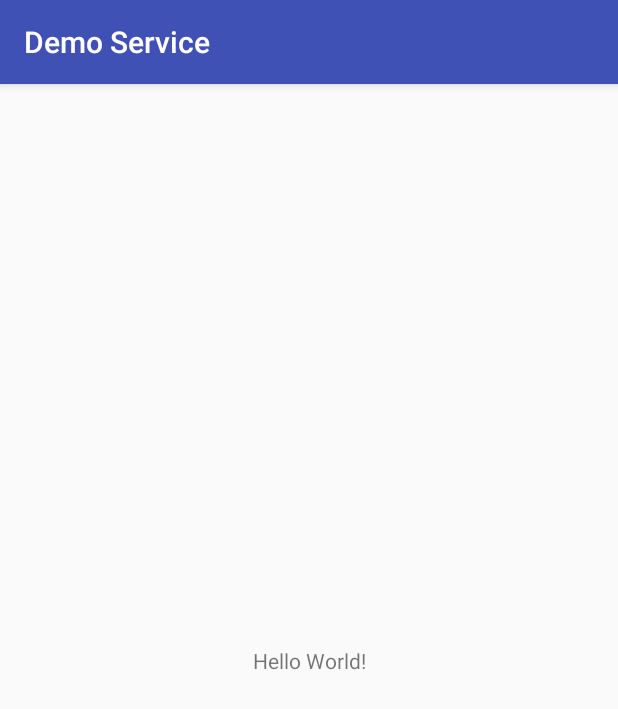
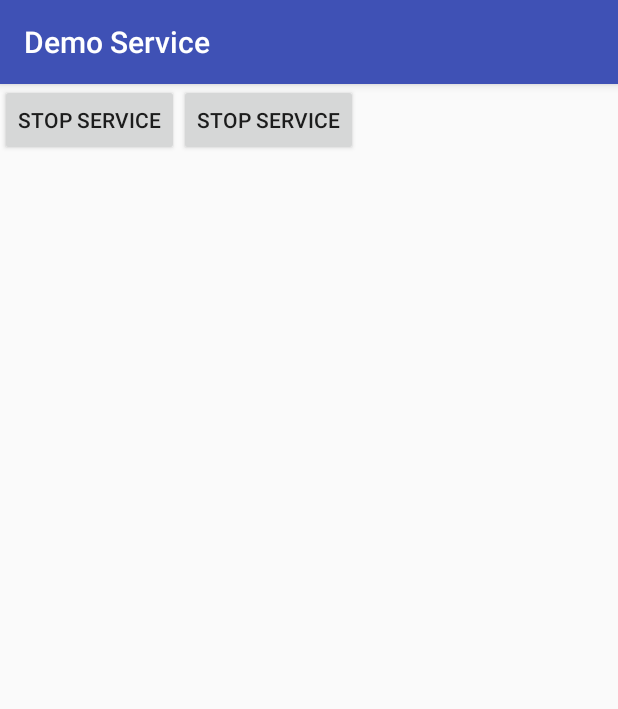
Before and after one commit to AnjanaGeorgeRP/DemoService, an Android app: the screen it shows after launch (MainActivity), on a phone screen of 412 x 824 dp. Shown: the top 709 px of the screen. Run offline under Robolectric (Android 15) with nearby library versions, the phone set to English and light mode, and no system bars.

Commit message:
Changed service to access location services

```diff
--- a/app/build.gradle
+++ b/app/build.gradle
@@ -25,4 +25,6 @@ dependencies {
     testImplementation 'junit:junit:4.12'
     androidTestImplementation 'com.android.support.test:runner:1.0.2'
     androidTestImplementation 'com.android.support.test.espresso:espresso-core:3.0.2'
+    implementation 'com.google.android.gms:play-services-location:15.0.1'
+
 }
--- a/app/src/main/res/layout/activity_main.xml
+++ b/app/src/main/res/layout/activity_main.xml
@@ -1,18 +1,27 @@
 <?xml version="1.0" encoding="utf-8"?>
-<android.support.constraint.ConstraintLayout xmlns:android="http://schemas.android.com/apk/res/android"
+<LinearLayout xmlns:android="http://schemas.android.com/apk/res/android"
     xmlns:app="http://schemas.android.com/apk/res-auto"
     xmlns:tools="http://schemas.android.com/tools"
     android:layout_width="match_parent"
     android:layout_height="match_parent"
+    android:orientation="vertical"
     tools:context=".MainActivity">
 
-    <TextView
-        android:layout_width="wrap_content"
+    <LinearLayout
+        android:layout_width="match_parent"
         android:layout_height="wrap_content"
-        android:text="Hello World!"
-        app:layout_constraintBottom_toBottomOf="parent"
-        app:layout_constraintLeft_toLeftOf="parent"
-        app:layout_constraintRight_toRightOf="parent"
-        app:layout_constraintTop_toTopOf="parent" />
+        android:orientation="horizontal">
 
-</android.support.constraint.ConstraintLayout>
+        <Button
+            android:id="@+id/btnStart"
+            android:layout_width="wrap_content"
+            android:layout_height="wrap_content"
+            android:text="Stop service"/>
+        <Button
+            android:id="@+id/btnStop"
+            android:layout_width="wrap_content"
+            android:layout_height="wrap_content"
+            android:text="Stop service"/>
+    </LinearLayout>
+
+</LinearLayout>
```
Also changed, not shown: app/src/main/AndroidManifest.xml (+9 -0 lines), app/src/main/java/com/myapplicationdev/android/demoservice/MainActivity.java (+55 -0 lines).
